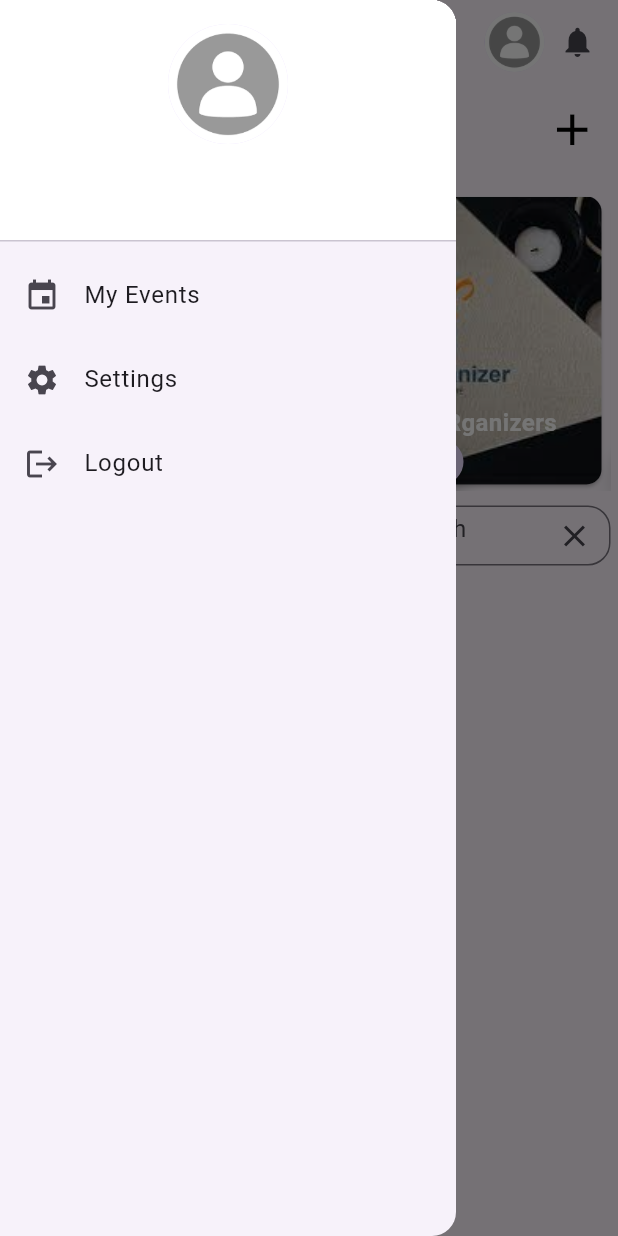
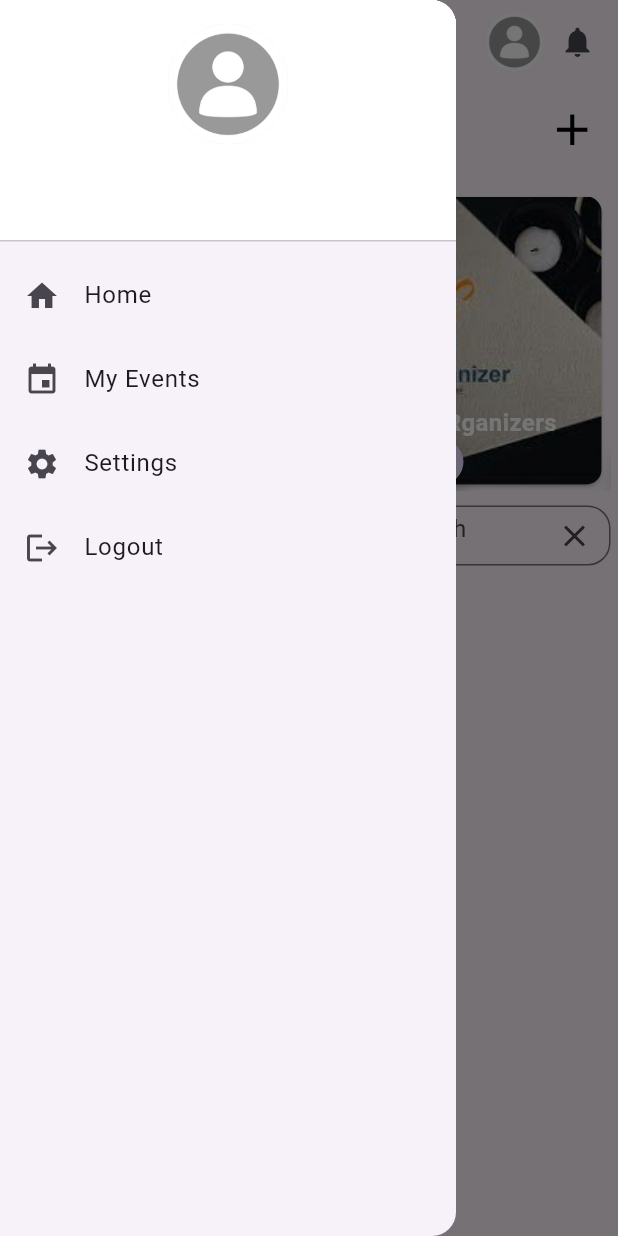
Before and after one commit to NardosYoseph/Flutter-Event-App, a Flutter app: the HomePage screen opened by its route, with the side drawer open, on a phone screen of 412 x 824 dp. Run offline on Flutter 3.47's test engine with Material 3 defaults, Android fonts, the phone set to English and light mode, and no system bars; our stand-ins replace dio, firebase_auth, firebase_core, firebase_storage, flutter_secure_storage, get and 5 more; missing offline and left inert: dart:ffi, http_interceptor; accounts and stored records are empty.

Commit message:
wip:event organizers

```diff
--- a/lib/app/controllers/user_conrollers/user_controller.dart
+++ b/lib/app/controllers/user_conrollers/user_controller.dart
@@ -14,8 +14,12 @@ Future<User?> fetchUserById(String? id) async{
 }
 
 Future<List<Event>?> findUserEvents(String? userId) async{
+  try{
 List<Event>  events =await _userService.findUserEvents(userId);
   print(events);
   return events;
+  }catch(error){
+    return null;
+  }
 }
 }
--- a/lib/app/models/event/eventModel.dart
+++ b/lib/app/models/event/eventModel.dart
@@ -71,6 +71,6 @@ Map<String, dynamic> toJson() => {
     'image': image,
     'rate': rate,
     'price': price,
-    'totalTickets': availableTickets,
+    'availableTickets': availableTickets,
   };
 }
--- a/lib/app/services/userService/user_service.dart
+++ b/lib/app/services/userService/user_service.dart
@@ -17,7 +17,8 @@ class UserService{
   }}
 
   Future<List<Event>> findUserEvents(String? userId) async{
- final response = await ApiHandler().get("/user/findUserEvents/$userId");
+    print(userId);
+ final response = await ApiHandler().get('/user/findUserEvents/$userId');
   if (response != null) {
     print(response);
       List<Event> events = (response['events'] as List<dynamic>)
--- a/lib/app/view/event/widgets/menu_bar.dart
+++ b/lib/app/view/event/widgets/menu_bar.dart
@@ -48,6 +48,11 @@ class MySidebar extends StatelessWidget {
               ],
             ),
           ),
+            ListTile(
+            leading: const Icon(Icons.home),
+            title: const Text('Home'),
+          onTap: () => Get.toNamed("/homepage"), // Replace with your action
+          ),
           ListTile(
             leading: const Icon(Icons.event),
             title: const Text('My Events'),
```
Also changed, not shown: lib/app/view/event/pages/my_event_page.dart (+7 -4 lines).
